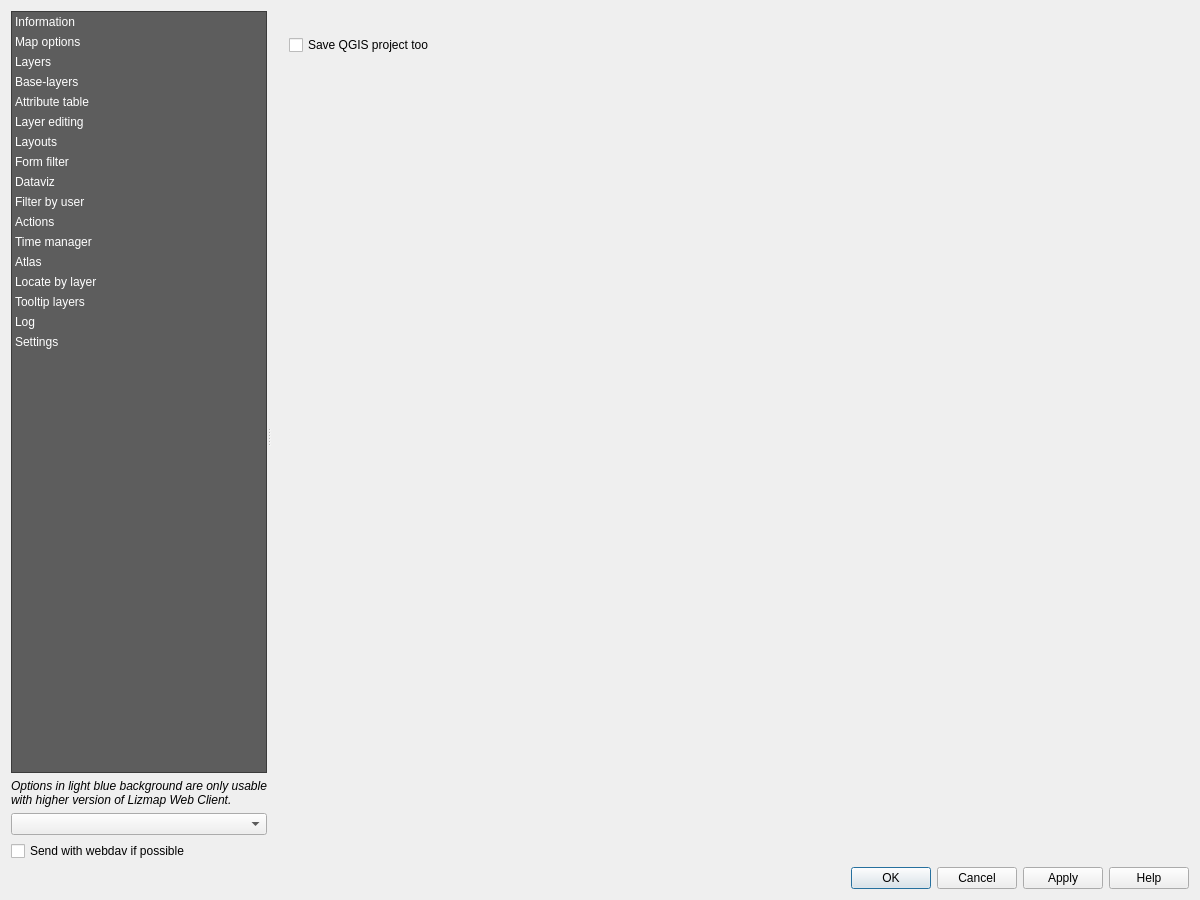
Old version of the form lizmap/resources/ui/ui_lizmap.ui in the repository 3liz/lizmap-plugin.
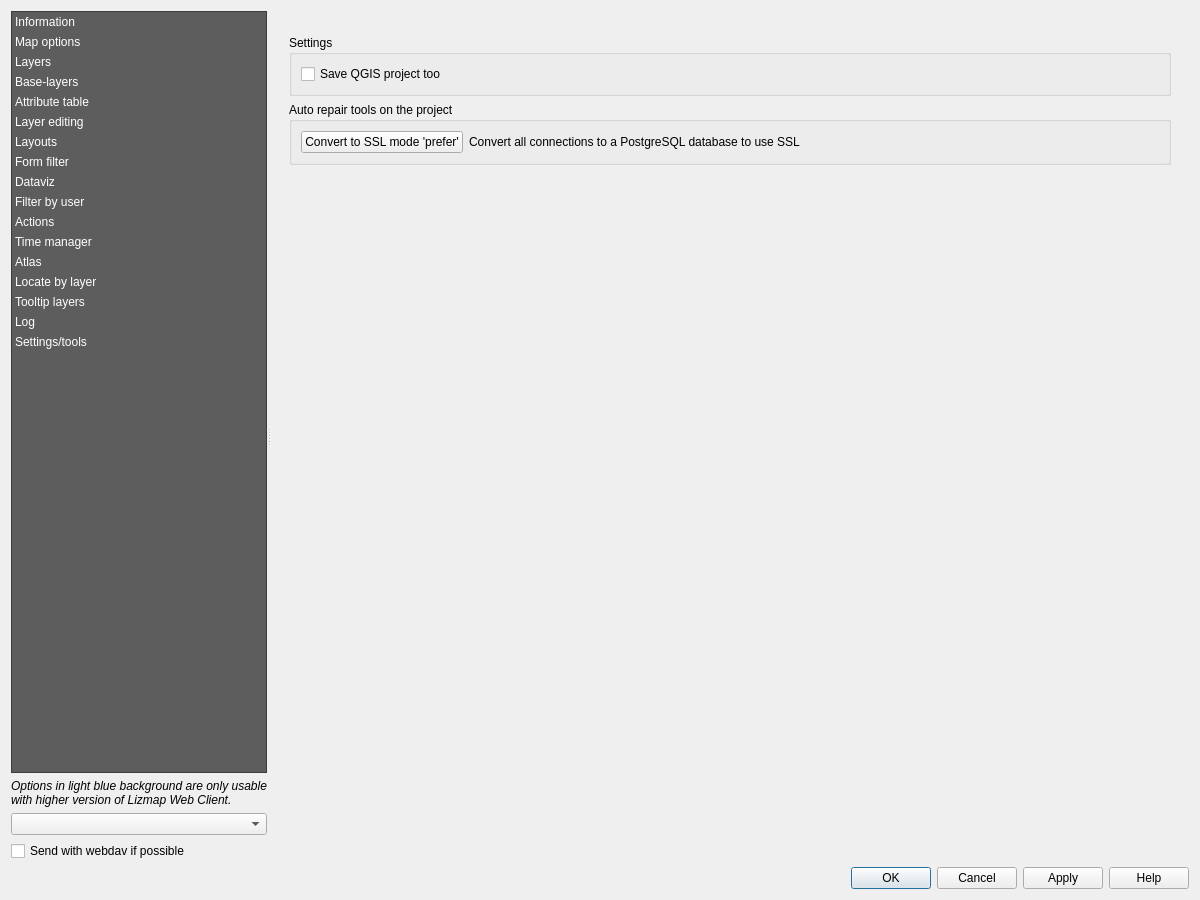
New version of the form. The open tabs and pages were chosen to show the change. Custom widgets are drawn as their Qt base class.

Commit message: Add new check about SSL and a automatic repair SSL button

```diff
--- a/lizmap/resources/ui/ui_lizmap.ui
+++ b/lizmap/resources/ui/ui_lizmap.ui
@@ -180,7 +180,7 @@
          </item>
          <item>
           <property name="text">
-           <string>Settings</string>
+           <string>Settings/tools</string>
           </property>
          </item>
         </widget>
@@ -4552,6 +4552,12 @@
          <widget class="QWidget" name="page_settings">
           <layout class="QVBoxLayout" name="verticalLayout_64">
            <item>
+            <widget class="QGroupBox" name="groupBox_12">
+             <property name="title">
+              <string>Settings</string>
+             </property>
+             <layout class="QVBoxLayout" name="verticalLayout_66">
+              <item>
             <widget class="QCheckBox" name="checkbox_save_project">
              <property name="toolTip">
               <string>Save the QGIS project too at the same time as the Lizmap config file.</string>
@@ -4559,6 +4565,32 @@
              <property name="text">
               <string>Save QGIS project too</string>
              </property>
+               </widget>
+              </item>
+             </layout>
+            </widget>
+           </item>
+           <item>
+            <widget class="QGroupBox" name="groupBox_9">
+             <property name="title">
+              <string>Auto repair tools on the project</string>
+             </property>
+             <layout class="QFormLayout" name="formLayout_4">
+              <item row="0" column="0">
+               <widget class="QPushButton" name="button_convert_ssl">
+                <property name="text">
+                 <string>Convert to SSL mode 'prefer'</string>
+                </property>
+               </widget>
+              </item>
+              <item row="0" column="1">
+               <widget class="QLabel" name="label_57">
+                <property name="text">
+                 <string>Convert all connections to a PostgreSQL database to use SSL</string>
+                </property>
+               </widget>
+              </item>
+             </layout>
             </widget>
            </item>
            <item>
```
Lines whose indentation alone changed are shown as unchanged. The commit also changes 6 other files.
